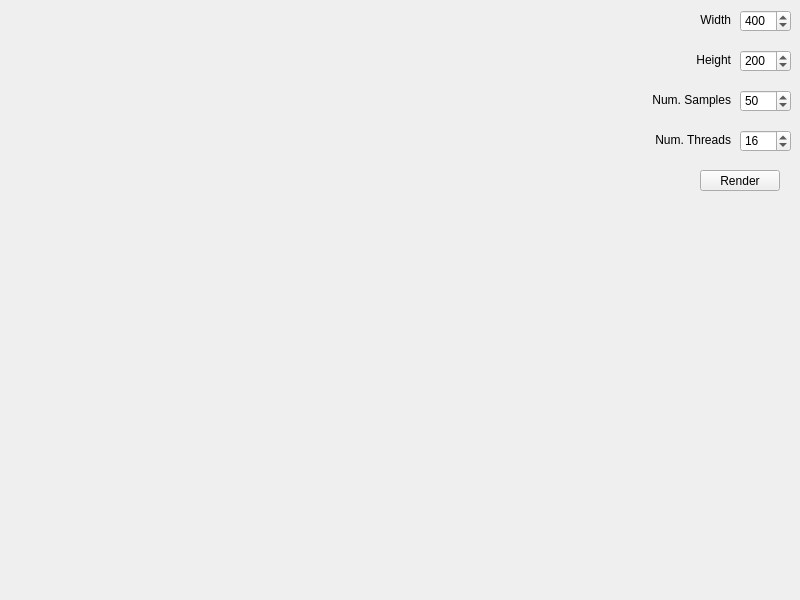
Qt form src/view/MainWindow.ui (Yordrar/thesis-raytracer) before a commit.
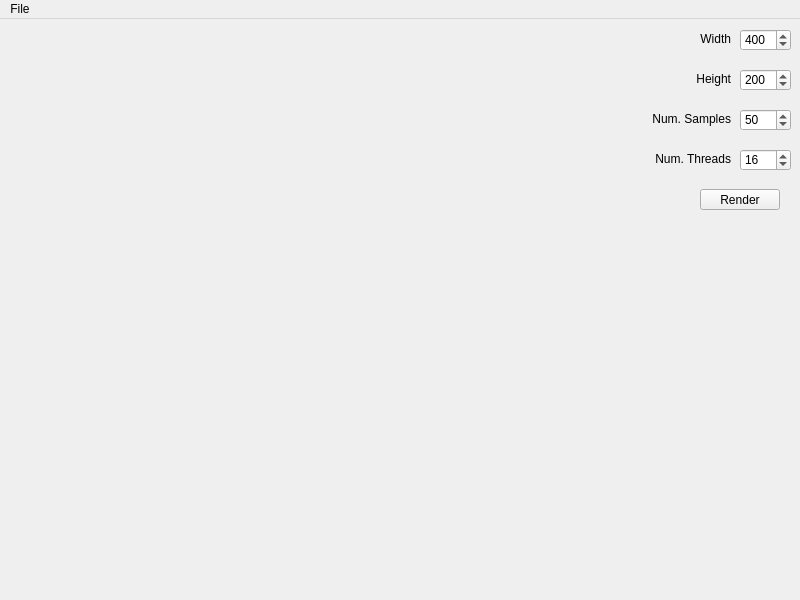
The same form after that commit.

Commit message: finished camera movement, added create rotation in Quaternion class

```diff
--- a/src/view/MainWindow.ui
+++ b/src/view/MainWindow.ui
@@ -32,25 +32,6 @@
    <string>TFG</string>
   </property>
   <widget class="QWidget" name="centralwidget">
-   <widget class="QLabel" name="image">
-    <property name="geometry">
-     <rect>
-      <x>0</x>
-      <y>0</y>
-      <width>400</width>
-      <height>200</height>
-     </rect>
-    </property>
-    <property name="sizePolicy">
-     <sizepolicy hsizetype="Preferred" vsizetype="Preferred">
-      <horstretch>0</horstretch>
-      <verstretch>0</verstretch>
-     </sizepolicy>
-    </property>
-    <property name="text">
-     <string/>
-    </property>
-   </widget>
    <widget class="QSpinBox" name="width">
     <property name="geometry">
      <rect>
@@ -226,6 +207,16 @@
      <height>20</height>
     </rect>
    </property>
+   <widget class="QMenu" name="menuFile">
+    <property name="title">
+     <string>File</string>
+    </property>
+    <addaction name="actionNew_Scene"/>
+    <addaction name="actionOpen_Scene"/>
+    <addaction name="separator"/>
+    <addaction name="actionAdd_from_File"/>
+   </widget>
+   <addaction name="menuFile"/>
   </widget>
  </widget>
  <resources/>
```
Left out of the diff: 15 changed lines with no effect on the pictures. The commit also changes 21 other files.
